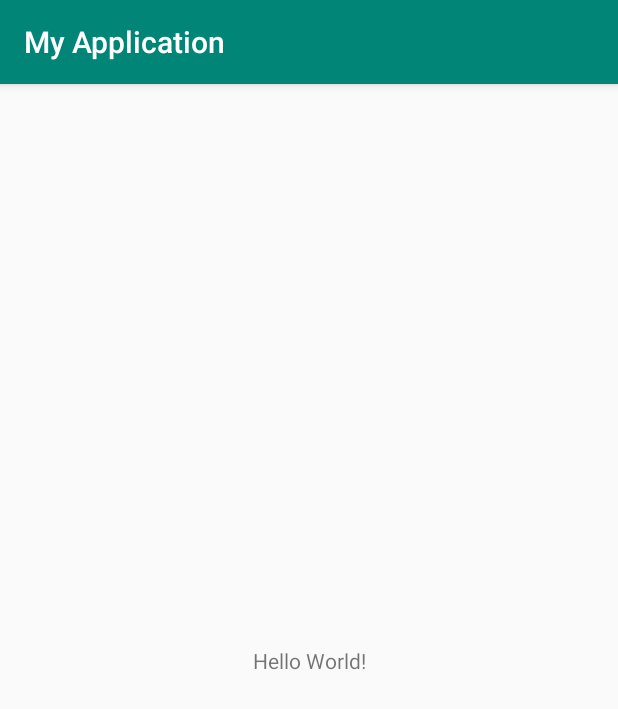
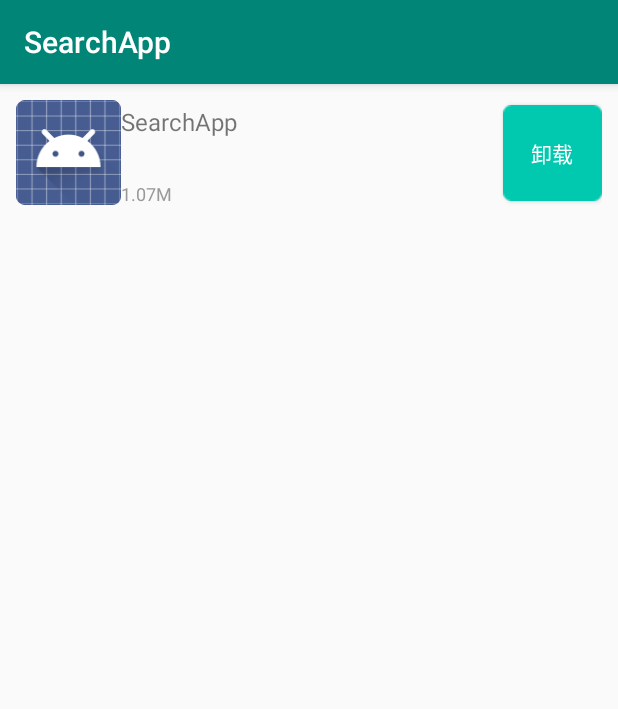
Before and after one commit to CrazyCrazyChen/SerachApp, an Android app: the screen it shows after launch (MainActivity), on a phone screen of 412 x 824 dp. Shown: the top 709 px of the screen. Run offline under Robolectric (Android 15) with nearby library versions, the phone set to English and light mode, and no system bars.

Commit message:
安卓应用快捷查找启动删除

```diff
--- a/app/src/main/java/com/example/myapplication/MainActivity.java
+++ b/app/src/main/java/com/example/myapplication/MainActivity.java
@@ -3,7 +3,9 @@ package com.example.myapplication;
 import android.support.v7.app.AppCompatActivity;
 import android.os.Bundle;
 import android.util.Log;
+import android.widget.ListView;
 
+import com.example.myapplication.adapter.MyAdapter;
 import com.example.myapplication.entity.AppInfo;
 import com.example.myapplication.util.Utils;
 
@@ -13,13 +15,27 @@ public class MainActivity extends AppCompatActivity {
 
     private static final String TAG = "MainActivity" ;
 
+
+    ListView lv;
+    List<AppInfo> list;
+    MyAdapter adapter;
+
     @Override
     protected void onCreate(Bundle savedInstanceState) {
         super.onCreate(savedInstanceState);
-        setContentView(R.layout.activity_main);
+        setContentView(R.layout.main);
 
 
-        List<AppInfo> list = Utils.getAppList(this);
+        lv = findViewById(R.id.lv_main);
+
+        adapter = new MyAdapter(this);
+
+        list = Utils.getAppList(this);
+
+        adapter.setList(list);
+
+        lv.setAdapter(adapter);
+
         Log.d(TAG, "onCreate: "+list.toString());
     }
 }
--- /dev/null
+++ b/app/src/main/java/com/example/myapplication/adapter/MyAdapter.java
@@ -0,0 +1,84 @@
+package com.example.myapplication.adapter;
+
+import android.content.Context;
+import android.view.LayoutInflater;
+import android.view.View;
+import android.view.ViewGroup;
+import android.widget.BaseAdapter;
+import android.widget.Button;
+import android.widget.ImageView;
+import android.widget.TextView;
+
+import com.example.myapplication.R;
+import com.example.myapplication.entity.AppInfo;
+
+import java.util.List;
+import java.util.Map;
+
+/**
+ * Created by uilubo on 2015/9/11.
+ */
+public class MyAdapter extends BaseAdapter {
+
+    List<AppInfo> list;
+    LayoutInflater inflater;
+
+
+    public MyAdapter(Context context) {
+        this.inflater = LayoutInflater.from(context);
+    }
+
+    public void setList(List<AppInfo> list) {
+        this.list = list;
+    }
+
+    @Override
+    public int getCount() {
+        return list.size();
+    }
+
+    @Override
+    public Object getItem(int position) {
+        return list.get(position);
+    }
+
+    @Override
+    public long getItemId(int position) {
+        return position;
+    }
+
+    @Override
+    public View getView(final int position, View convertView, ViewGroup parent) {
+        ViewHolder holder = null;
+
+        if(convertView == null) {
+            convertView = inflater.inflate(R.layout.item, null);
+            holder = new ViewHolder();
+            holder.logo = (ImageView) convertView.findViewById(R.id.logo);
+            holder.title = (TextView) convertView.findViewById(R.id.title);
+            holder.version = (TextView) convertView.findViewById(R.id.version);
+            holder.size = (TextView) convertView.findViewById(R.id.size);
+            holder.btn = (Button) convertView.findViewById(R.id.btn);
+            convertView.setTag(holder);
+        }else{
+            holder = (ViewHolder) convertView.getTag();
+        }
+
+        AppInfo app = list.get(position);
+        holder.logo.setImageDrawable(app.icon);
+        holder.title.setText(app.appName);
+        holder.version.setText(app.versionName);
+        holder.size.setText(app.size+"M");
+
+
+        return convertView;
+    }
+
+    public class ViewHolder{
+        ImageView logo;
+        TextView title;
+        TextView version;
+        TextView size;
+        Button btn;
+    }
+}
--- /dev/null
+++ b/app/src/main/res/drawable-v24/btn_selector.xml
@@ -0,0 +1,7 @@
+<?xml version="1.0" encoding="utf-8"?>
+<selector xmlns:android="http://schemas.android.com/apk/res/android">
+
+    <item android:drawable="@drawable/btn_bg2" android:state_pressed="false"/>
+    <item android:drawable="@drawable/btn_bg_p" android:state_pressed="true"/>
+
+</selector>
--- /dev/null
+++ b/app/src/main/res/drawable-v24/item_selector.xml
@@ -0,0 +1,7 @@
+<?xml version="1.0" encoding="utf-8"?>
+<selector xmlns:android="http://schemas.android.com/apk/res/android">
+
+    <item android:drawable="@color/transparent" android:state_pressed="false"/>
+    <item android:drawable="@color/choose" android:state_pressed="true"/>
+
+</selector>
--- a/app/src/main/res/layout/activity_main.xml
+++ b/app/src/main/res/layout/activity_main.xml
@@ -6,13 +6,7 @@
     android:layout_height="match_parent"
     tools:context=".MainActivity">
 
-    <TextView
-        android:layout_width="wrap_content"
-        android:layout_height="wrap_content"
-        android:text="Hello World!"
-        app:layout_constraintBottom_toBottomOf="parent"
-        app:layout_constraintLeft_toLeftOf="parent"
-        app:layout_constraintRight_toRightOf="parent"
-        app:layout_constraintTop_toTopOf="parent" />
+
+
 
 </android.support.constraint.ConstraintLayout>
--- /dev/null
+++ b/app/src/main/res/layout/item.xml
@@ -0,0 +1,83 @@
+<?xml version="1.0" encoding="utf-8"?>
+<RelativeLayout
+    xmlns:android="http://schemas.android.com/apk/res/android"
+    android:layout_width="match_parent"
+    android:layout_height="match_parent"
+    android:descendantFocusability="blocksDescendants"
+    >
+
+    <!--行布局-->
+    <RelativeLayout
+        android:id="@+id/box"
+
+        android:layout_width="match_parent"
+        android:layout_height="wrap_content"
+        android:layout_marginLeft="5dp"
+        android:layout_marginTop="5dp"
+        android:layout_marginRight="5dp"
+        android:padding="5dp"
+        >
+
+        <ImageView
+            android:id="@+id/logo"
+            android:layout_width="70dp"
+            android:layout_height="70dp"
+            android:src="@drawable/icon_music"
+            android:layout_centerVertical="true"/>
+
+
+        <Button
+            android:id="@+id/btn"
+            android:layout_width="66dp"
+            android:layout_height="wrap_content"
+            android:text="卸载"
+            android:textColor="#fff"
+            android:textSize="14sp"
+            android:layout_alignParentRight="true"
+            android:layout_centerVertical="true"
+            android:background="@drawable/btn_selector"
+             />
+
+        <!--文字说明的部分-->
+       <LinearLayout
+           android:id="@+id/textbox"
+           android:layout_width="match_parent"
+           android:layout_height="wrap_content"
+           android:layout_toRightOf="@id/logo"
+           android:layout_toLeftOf="@id/btn"
+
+           android:orientation="vertical">
+
+           <TextView
+               android:id="@+id/title"
+               android:layout_width="wrap_content"
+               android:layout_height="wrap_content"
+               android:text="千千静听"
+               android:textSize="16sp"
+               android:layout_marginTop="3dp"/>
+
+           <TextView
+               android:id="@+id/version"
+               android:layout_width="wrap_content"
+               android:layout_height="wrap_content"
+               android:text="版本: 1.0"
+               android:textSize="12sp"
+               android:textColor="#999"
+               android:layout_marginTop="6dp"/>
+
+           <TextView
+               android:id="@+id/size"
+               android:layout_width="wrap_content"
+               android:layout_height="wrap_content"
+               android:text="大小: 18.05M"
+               android:textSize="12sp"
+               android:textColor="#999"
+               android:layout_marginTop="6dp"/>
+
+
+           </LinearLayout>
+
+
+    </RelativeLayout>
+
+</RelativeLayout>
--- /dev/null
+++ b/app/src/main/res/layout/main.xml
@@ -0,0 +1,19 @@
+<?xml version="1.0" encoding="utf-8"?>
+<RelativeLayout
+
+    xmlns:android="http://schemas.android.com/apk/res/android"
+    android:layout_width="match_parent"
+    android:layout_height="match_parent"
+   >
+
+
+    <!--listview的标签-->
+    <ListView
+        android:id="@+id/lv_main"
+        android:layout_width="match_parent"
+        android:layout_height="wrap_content"
+        android:listSelector="@drawable/item_selector"
+
+        />
+
+</RelativeLayout>
--- a/app/src/main/res/values/colors.xml
+++ b/app/src/main/res/values/colors.xml
@@ -1,5 +1,8 @@
 <?xml version="1.0" encoding="utf-8"?>
 <resources>
+    <color name="transparent">#00000000</color>
+    <color name="choose">#ff0febff</color>
+
     <color name="colorPrimary">#008577</color>
     <color name="colorPrimaryDark">#00574B</color>
     <color name="colorAccent">#D81B60</color>
--- a/app/src/main/res/values/strings.xml
+++ b/app/src/main/res/values/strings.xml
@@ -1,3 +1,3 @@
 <resources>
-    <string name="app_name">My Application</string>
+    <string name="app_name">SearchApp</string>
 </resources>
```
Also changed, not shown: app/src/main/res/drawable-v24/btn_bg2.9.png (added), app/src/main/res/drawable-v24/btn_bg_p.9.png (added), app/src/main/res/drawable-v24/icon_music.png (added).
